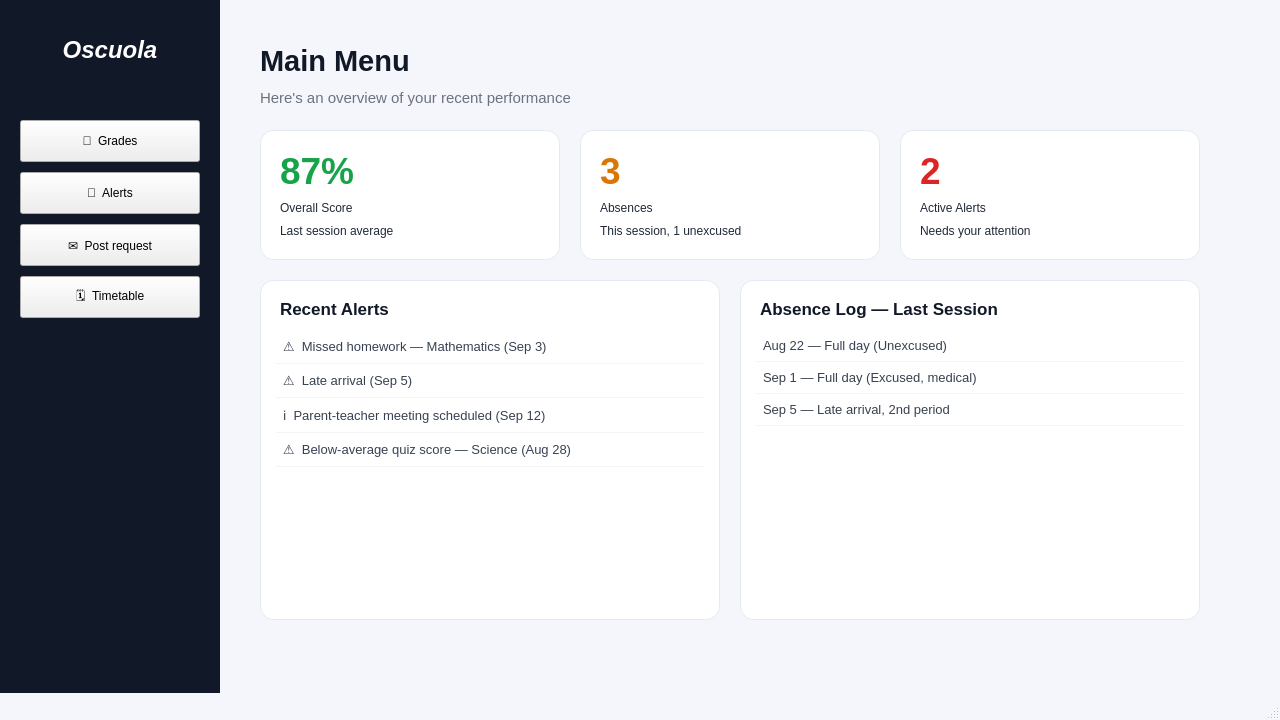
mohamed-adhd/Oscuola, file Oscuola/mainwindow.ui: the form before one commit.
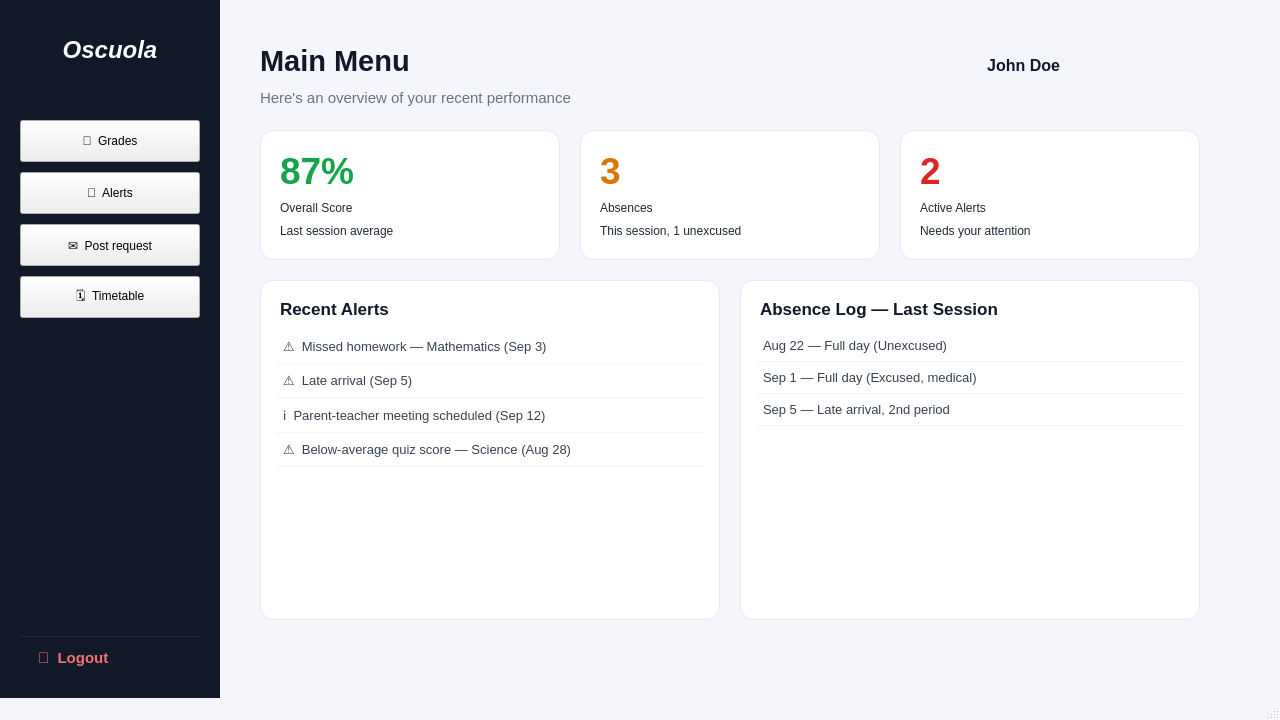
The form after the commit. The open tabs and pages were chosen to show the change.

What changed in the file:
```diff
--- a/Oscuola/mainwindow.ui
+++ b/Oscuola/mainwindow.ui
@@ -122,11 +122,11 @@
     font-weight: 800;
     font-style: italic;
 }
-QPushButton#pushButton, QPushButton#pushButton_2, QPushButton#pushButton_3, QPushButton#pushButton_4,
-QPushButton#pushButton_9, QPushButton#pushButton_10, QPushButton#pushButton_11, QPushButton#pushButton_12,
-QPushButton#pushButton_13, QPushButton#pushButton_14, QPushButton#pushButton_15, QPushButton#pushButton_16,
-QPushButton#pushButton_17, QPushButton#pushButton_18, QPushButton#pushButton_19, QPushButton#pushButton_20,
-QPushButton#pushButton_21, QPushButton#pushButton_22, QPushButton#pushButton_23, QPushButton#pushButton_24 {
+QPushButton#grades_button_student_1, QPushButton#alerts_student_but_1, QPushButton#post_button_student_1, QPushButton#timetable_but_student_1,
+QPushButton#pushButton_9, QPushButton#alerts_student_but_4, QPushButton#post_button_student_2, QPushButton#timetable_but_student_3,
+QPushButton#grades_button_student_4, QPushButton#pushButton_14, QPushButton#post_button_student_3, QPushButton#timetable_but_student_2,
+QPushButton#grades_button_student_2, QPushButton#alerts_student_but_2, QPushButton#pushButton_19, QPushButton#timetable_but_student_4,
+QPushButton#grades_button_student_3, QPushButton#alerts_student_but_3, QPushButton#post_button_student_4, QPushButton#pushButton_24 {
     background-color: transparent;
     color: #D1D5DB;
     border: none;
@@ -136,14 +136,50 @@
     font-size: 11pt;
     font-weight: 600;
 }
-QPushButton#pushButton:hover, QPushButton#pushButton_2:hover, QPushButton#pushButton_3:hover, QPushButton#pushButton_4:hover,
-QPushButton#pushButton_9:hover, QPushButton#pushButton_10:hover, QPushButton#pushButton_11:hover, QPushButton#pushButton_12:hover,
-QPushButton#pushButton_13:hover, QPushButton#pushButton_14:hover, QPushButton#pushButton_15:hover, QPushButton#pushButton_16:hover,
-QPushButton#pushButton_17:hover, QPushButton#pushButton_18:hover, QPushButton#pushButton_19:hover, QPushButton#pushButton_20:hover,
-QPushButton#pushButton_21:hover, QPushButton#pushButton_22:hover, QPushButton#pushButton_23:hover, QPushButton#pushButton_24:hover {
+QPushButton#grades_button_student_1:hover, QPushButton#alerts_student_but_1:hover, QPushButton#post_button_student_1:hover, QPushButton#timetable_but_student_1:hover,
+QPushButton#pushButton_9:hover, QPushButton#alerts_student_but_4:hover, QPushButton#post_button_student_2:hover, QPushButton#timetable_but_student_3:hover,
+QPushButton#grades_button_student_4:hover, QPushButton#pushButton_14:hover, QPushButton#post_button_student_3:hover, QPushButton#timetable_but_student_2:hover,
+QPushButton#grades_button_student_2:hover, QPushButton#alerts_student_but_2:hover, QPushButton#pushButton_19:hover, QPushButton#timetable_but_student_4:hover,
+QPushButton#grades_button_student_3:hover, QPushButton#alerts_student_but_3:hover, QPushButton#post_button_student_4:hover, QPushButton#pushButton_24:hover {
     background-color: #1F2937;
     color: #FFFFFF;
 }
+QPushButton#grades_button_student_1:pressed, QPushButton#alerts_student_but_1:pressed, QPushButton#post_button_student_1:pressed, QPushButton#timetable_but_student_1:pressed,
+QPushButton#pushButton_9:pressed, QPushButton#alerts_student_but_4:pressed, QPushButton#post_button_student_2:pressed, QPushButton#timetable_but_student_3:pressed,
+QPushButton#grades_button_student_4:pressed, QPushButton#pushButton_14:pressed, QPushButton#post_button_student_3:pressed, QPushButton#timetable_but_student_2:pressed,
+QPushButton#grades_button_student_2:pressed, QPushButton#alerts_student_but_2:pressed, QPushButton#pushButton_19:pressed, QPushButton#timetable_but_student_4:pressed,
+QPushButton#grades_button_student_3:pressed, QPushButton#alerts_student_but_3:pressed, QPushButton#post_button_student_4:pressed, QPushButton#pushButton_24:pressed {
+    background-color: #111827;
+    color: #FFFFFF;
+}
+
+/* ---------- Logout button (bottom of sidebar) ---------- */
+QPushButton#logout_but_1, QPushButton#logout_but_2, QPushButton#logout_but_3, QPushButton#logout_but_4, QPushButton#logout_but_5 {
+    background-color: transparent;
+    color: #F87171;
+    border: none;
+    border-top: 1px solid #1F2937;
+    border-radius: 0px;
+    text-align: left;
+    padding-left: 18px;
+    font-size: 11pt;
+    font-weight: 600;
+}
+QPushButton#logout_but_1:hover, QPushButton#logout_but_2:hover, QPushButton#logout_but_3:hover, QPushButton#logout_but_4:hover, QPushButton#logout_but_5:hover {
+    background-color: #1F2937;
+    color: #EF4444;
+}
+QPushButton#logout_but_1:pressed, QPushButton#logout_but_2:pressed, QPushButton#logout_but_3:pressed, QPushButton#logout_but_4:pressed, QPushButton#logout_but_5:pressed {
+    background-color: #111827;
+    color: #EF4444;
+}
+
+/* ---------- User name label (top bar, next to profile picture) ---------- */
+QLabel#user_name_label {
+    color: #111827;
+    font-size: 12pt;
+    font-weight: 700;
+}
 
 QLabel#label_5, QLabel#label_13, QLabel#label_15, QLabel#label_17, QLabel#label_19 {
     color: #111827;
@@ -283,7 +319,7 @@
       <x>0</x>
       <y>0</y>
       <width>1280</width>
-      <height>693</height>
+      <height>698</height>
      </rect>
     </property>
     <widget class="QWidget" name="login">
@@ -636,7 +672,7 @@
         <x>0</x>
         <y>0</y>
         <width>220</width>
-        <height>693</height>
+        <height>698</height>
        </rect>
       </property>
       <widget class="QLabel" name="sidebar_title">
@@ -719,6 +755,22 @@
         <string>🗓️  Timetable</string>
        </property>
       </widget>
+      <widget class="QPushButton" name="logout_but_1">
+       <property name="geometry">
+        <rect>
+         <x>20</x>
+         <y>636</y>
+         <width>180</width>
+         <height>42</height>
+        </rect>
+       </property>
+       <property name="cursor">
+        <cursorShape>PointingHandCursor</cursorShape>
+       </property>
+       <property name="text">
+        <string>🚪  Logout</string>
+       </property>
+      </widget>
      </widget>
      <widget class="QLabel" name="label_5">
       <property name="geometry">
@@ -762,6 +814,22 @@
        <string/>
       </property>
      </widget>
+     <widget class="QLabel" name="user_name_label">
+      <property name="geometry">
+       <rect>
+        <x>850</x>
+        <y>50</y>
+        <width>210</width>
+        <height>30</height>
+       </rect>
+      </property>
+      <property name="text">
+       <string>John Doe</string>
+      </property>
+      <property name="alignment">
+       <set>Qt::AlignmentFlag::AlignRight|Qt::AlignmentFlag::AlignVCenter</set>
+      </property>
+     </widget>
      <widget class="QFrame" name="dash_card_score">
       <property name="geometry">
        <rect>
```
Left out of the diff: 91 changed lines with no effect on the pictures.
